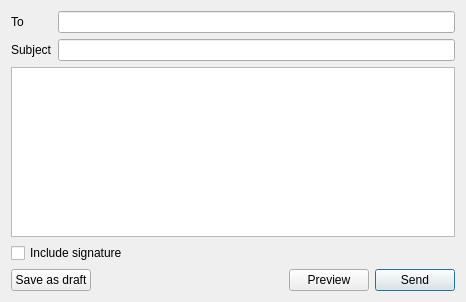
Old version of the form ui/noteframe.ui in the repository kervala/kdamn.
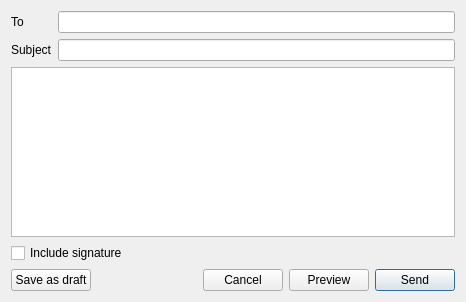
New version of the form.

Diff of the .ui file:
```diff
--- a/ui/noteframe.ui
+++ b/ui/noteframe.ui
@@ -67,6 +67,13 @@
        </property>
       </spacer>
      </item>
+     <item>
+      <widget class="QPushButton" name="cancelButton">
+       <property name="text">
+        <string>Cancel</string>
+       </property>
+      </widget>
+     </item>
      <item>
       <widget class="QPushButton" name="previewButton">
        <property name="text">
```
Left out of the diff: 16 changed lines with no effect on the pictures.
